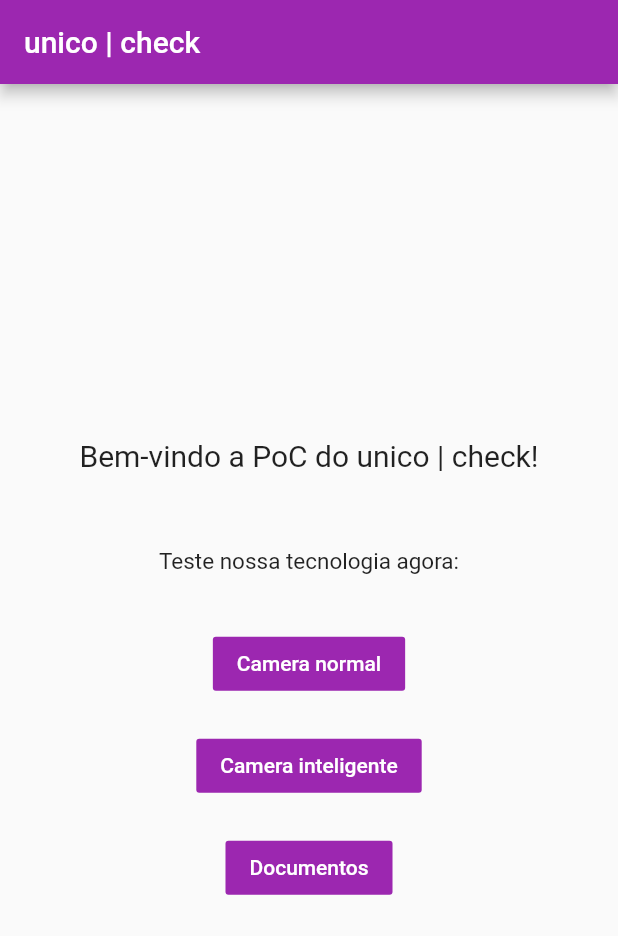
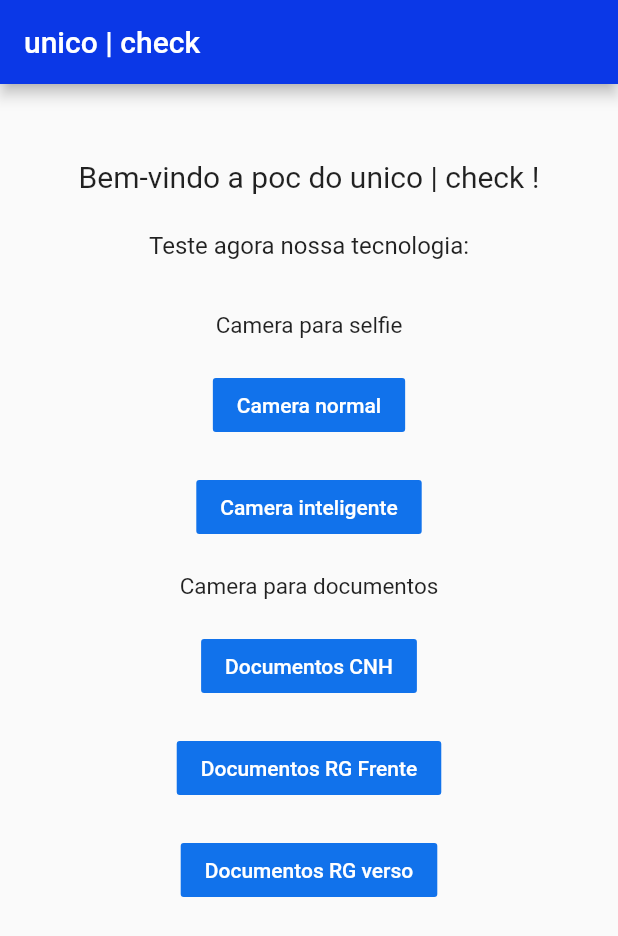
Before and after one commit to acesso-io/implementation-plugin-flutter, a Flutter app: the screen it shows after launch, after a tap on "Camera normal", on a phone screen of 412 x 824 dp. Shown: the top 936 px of the screen. Run offline on Flutter 3.47's test engine with Material 2 defaults, Android fonts, the phone set to English and light mode, and no system bars; our stand-ins replace fluttertoast; missing offline and left inert: unico_check.

Commit message:
feat: update unico check

```diff
--- a/lib/main.dart
+++ b/lib/main.dart
@@ -1,4 +1,5 @@
 import 'package:flutter/material.dart';
+import 'package:fluttertoast/fluttertoast.dart';
 import 'package:unico_check/unico_check.dart';
 
 void main() {
@@ -12,7 +13,7 @@
     return MaterialApp(
       title: 'unico check',
       theme: ThemeData(
-        primarySwatch: Colors.purple,
+        primaryColor: Color(0xFF0B38E7),
       ),
       home: MyHomePage(title: 'unico | check'),
     );
@@ -28,30 +29,53 @@
   _MyHomePageState createState() => _MyHomePageState();
 }
 
-class _MyHomePageState extends State<MyHomePage> implements IAcessoBio, IAcessoBioCamera, IAcessoBioDocument{
+class _MyHomePageState extends State<MyHomePage>
+    implements IAcessoBioSelfie, IAcessoBioDocument {
+  late UnicoCheck unicoCheck;
+  final unicoConfig = UnicoConfig(
+    setTimeoutSession: 50.0,
+    setTimeoutToFaceInference: 16.0,
+    androidColorSilhouetteSuccess: "#03fc73",
+    androidColorSilhouetteError: "#fc0303",
+    iosColorSilhouetteSuccess: "#03fc73",
+    iosColorSilhouetteError: "#fc0303",
+  );
+
   @override
   void initState() {
     super.initState();
     initAcessoBio();
   }
 
-  late UnicoCheck unicoCheck;
-
-  Future<void> initAcessoBio() async {
-    unicoCheck = new UnicoCheck(context: this, config: UnicoConfig());
+  void initAcessoBio() {
+    unicoCheck = new UnicoCheck(context: this, config: unicoConfig);
   }
 
-  Future<void> openCamera() async {
+  void openCamera() {
+    unicoCheck.camera!.setAutoCapture(true);
+    unicoCheck.camera!.setSmartFrame(true);
     unicoCheck.camera!.openCamera();
   }
 
-  Future<void> openCameraNormal() async {
-    unicoCheck.camera!.disableSmartFrame();
-    unicoCheck.camera!.disableAutoCapture();
+  void openCameraNormal() {
+    unicoCheck.camera!.setAutoCapture(false);
+    unicoCheck.camera!.setSmartFrame(false);
     unicoCheck.camera!.openCamera();
   }
 
-   Future <void> openCameraDocument() async {
+  void openCameraDocumentCNH() {
+    unicoCheck.document!.openCameraDocument(
+      documentType: DocumentsTypeConstants.cnh,
+    );
+  }
+
+  void openCameraDocumentRGfrente() {
+    unicoCheck.document!.openCameraDocument(
+      documentType: DocumentsTypeConstants.cnh,
+    );
+  }
+
+  void openCameraDocumentRGverso() {
     unicoCheck.document!.openCameraDocument(
       documentType: DocumentsTypeConstants.cnh,
     );
@@ -59,61 +83,82 @@
 
   @override
   Widget build(BuildContext context) {
-
     return Scaffold(
       appBar: AppBar(
         title: Text(widget.title),
       ),
       body: Center(
         child: Column(
-          mainAxisAlignment: MainAxisAlignment.center,
+          mainAxisAlignment: MainAxisAlignment.start,
           children: <Widget>[
             Container(
-              margin: EdgeInsets.all(25),
-              child:
-            Text(
-              'Bem-vindo a PoC do unico | check!',
+              margin: EdgeInsets.only(top: 50),
+              child: Text(
+                'Bem-vindo a poc do unico | check !',
                 style: TextStyle(fontSize: 20.0),
               ),
             ),
             Container(
               margin: EdgeInsets.all(25),
-              child:
-            Text(
-              'Teste nossa tecnologia agora:',
+              child: Text(
+                'Teste agora nossa tecnologia:',
+                style: TextStyle(fontSize: 16.0),
+              ),
+            ),
+            Container(
+              margin: EdgeInsets.only(top: 10, bottom: 10),
+              child: Text(
+                'Camera para selfie',
                 style: TextStyle(fontSize: 15.0),
               ),
             ),
             Container(
               margin: EdgeInsets.all(10),
-              child:
-            FlatButton(
+              child: FlatButton(
                 onPressed: openCameraNormal,
                 child: Text('Camera normal'),
-              color: Colors.purple,
+                color: Color(0xFF1172EB),
                 textColor: Colors.white,
-
               ),
             ),
             Container(
               margin: EdgeInsets.all(10),
-              child:
-            FlatButton(
+              child: FlatButton(
                   onPressed: openCamera,
                   child: Text('Camera inteligente'),
-              color: Colors.purple,
-              textColor: Colors.white
+                  color: Color(0xFF1172EB),
+                  textColor: Colors.white),
+            ),
+            Container(
+              margin: EdgeInsets.only(top: 10, bottom: 10),
+              child: Text(
+                'Camera para documentos',
+                style: TextStyle(fontSize: 15.0),
               ),
             ),
             Container(
               margin: EdgeInsets.all(10),
-              child:
-            FlatButton(
-              onPressed: openCameraDocument,
-              child: Text('Documentos'),
-              color: Colors.purple,
-              textColor: Colors.white
+              child: FlatButton(
+                  onPressed: openCameraDocumentCNH,
+                  child: Text('Documentos CNH'),
+                  color: Color(0xFF1172EB),
+                  textColor: Colors.white),
             ),
+            Container(
+              margin: EdgeInsets.all(10),
+              child: FlatButton(
+                  onPressed: openCameraDocumentRGfrente,
+                  child: Text('Documentos RG Frente'),
+                  color: Color(0xFF1172EB),
+                  textColor: Colors.white),
+            ),
+            Container(
+              margin: EdgeInsets.all(10),
+              child: FlatButton(
+                  onPressed: openCameraDocumentRGverso,
+                  child: Text('Documentos RG verso'),
+                  color: Color(0xFF1172EB),
+                  textColor: Colors.white),
             ),
           ],
         ),
@@ -121,53 +166,55 @@
     );
   }
 
-
-
-  @override
+  ///Acessobio callbacks
   void onErrorAcessoBio(ErrorBioResponse error) {
-      // TODO: implement onErrorAcessoBio
+    showToast("Erro ao abrir a camera: " + error.description);
   }
 
   @override
-    void onErrorCamera(ErrorBioResponse error) {
-      // TODO: implement onErrorCamera
+  void onSystemChangedTypeCameraTimeoutFaceInference() {
+    showToast("Sistema trocou o tipo da camera !");
   }
 
   @override
-    void onSuccessCamera(CameraResponse response) {
-    // TODO: implement onSuccessCamera
+  void onSystemClosedCameraTimeoutSession() {
+    showToast("Sistema fechou a camera !");
   }
 
   @override
-  void userClosedCameraManually() {
-    // TODO: implement userClosedCameraManually
+  void onUserClosedCameraManually() {
+    showToast("Usuario fechou camera manualmente !");
   }
 
-  //override do Documents
+  ///Selfie callbacks
   @override
-  void onErrorDocument(String error) {
-
+  void onSuccessSelfie(CameraResponse response) {
+    showToast("Sucesso na captura, aqui temos o base64");
   }
 
   @override
-  void onErrorFaceMatch(String error) {
+  void onErrorSelfie(ErrorBioResponse error) {
+    showToast("Erro ao abrir a camera: " + error.description);
+  }
 
+  ///Document callbacks
+  @override
+  void onSuccessDocument(CameraDocumentResponse response) {
+    showToast("Sucesso na captura, aqui temos o base64");
   }
 
   @override
-  void onErrorOCR(String error) {
-
+  void onErrorDocument(ErrorBioResponse error) {
+    showToast("Erro ao abrir a camera: " + error.description);
   }
 
-  @override
-  void onSuccessFaceMatch(FacematchResponse response) {
-
+  void showToast(String msg) {
+    Fluttertoast.showToast(
+      msg: msg,
+      toastLength: Toast.LENGTH_LONG,
+      gravity: ToastGravity.BOTTOM,
+      backgroundColor: Colors.amber,
+      fontSize: 14,
+    );
   }
-
-  @override
-  void onSuccesstDocument(CameraDocumentResponse response) {
-
 }
-
-
-}
```
Also changed, not shown: pubspec.yaml (+4 -58 lines), pubspec.lock. Lines whose indentation alone changed are shown as unchanged.
